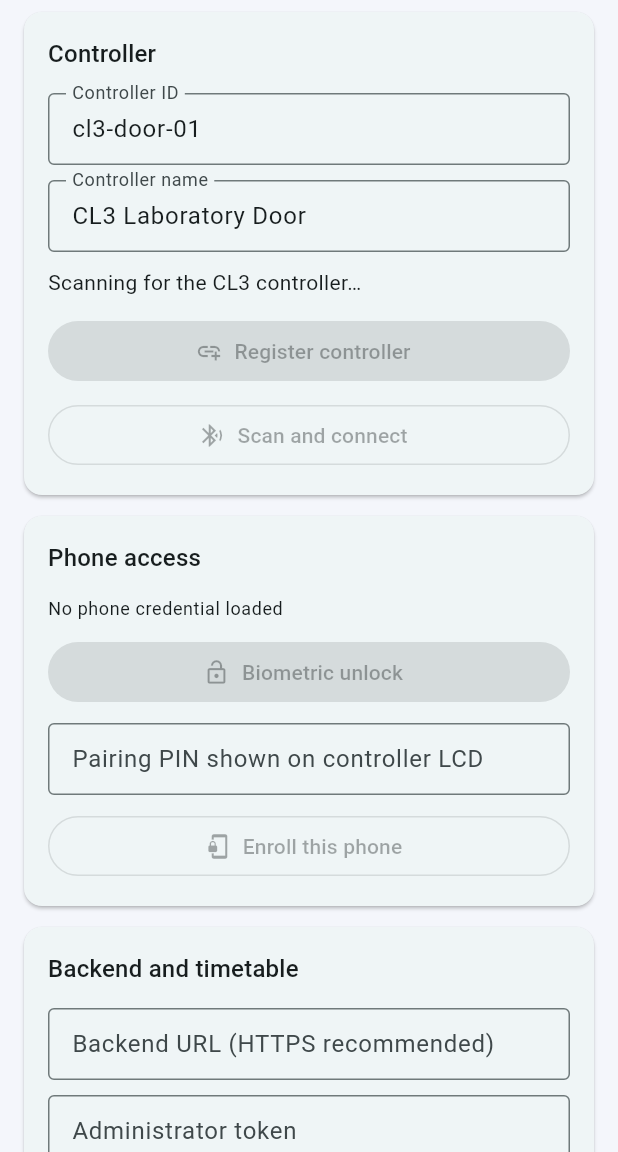
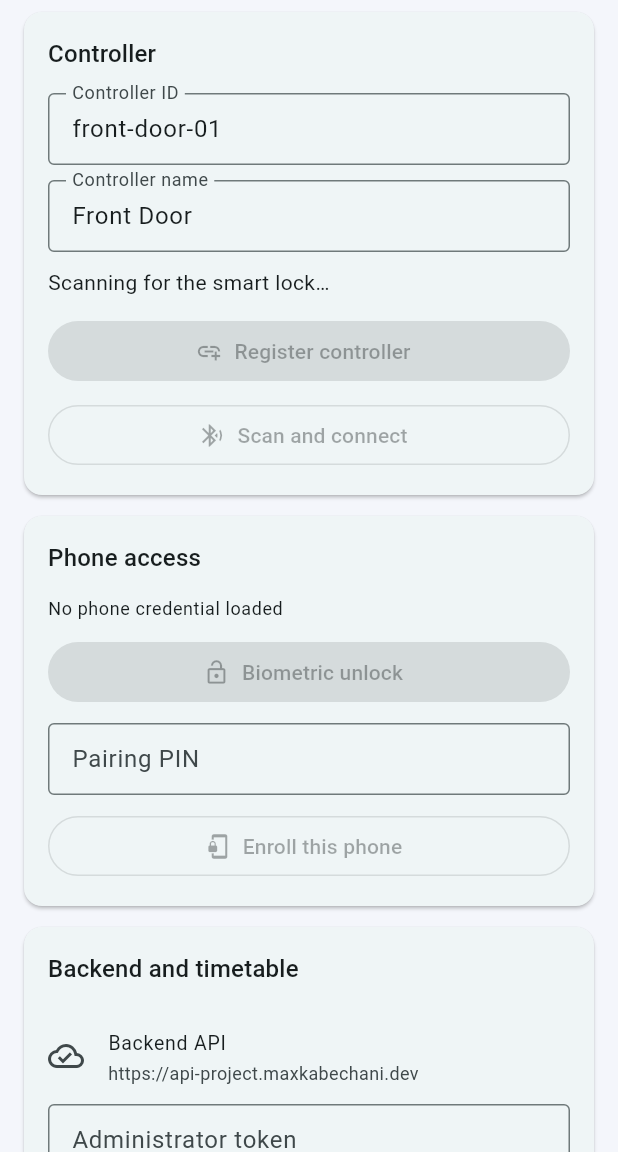
Before and after one commit to maxkabechani/final-year-project, a Flutter app: the screen it shows after launch, after a tap on "Register controller", after a tap on "Scan and connect", on a phone screen of 412 x 824 dp, the part 84-1236 px from its top. Run offline on Flutter 3.47's test engine with Material 3 defaults, Android fonts, the phone set to English and light mode, and no system bars; our stand-ins replace device_info_plus, flutter_blue_plus, flutter_secure_storage, local_auth, permission_handler; missing offline and left inert: cryptography, pointycastle; network calls fail.

Commit message:
Wire Flutter app to deployed Smart Access API

```diff
--- a/mobile/lib/main.dart
+++ b/mobile/lib/main.dart
@@ -12,19 +12,24 @@ import 'package:flutter_secure_storage/flutter_secure_storage.dart';
 import 'package:local_auth/local_auth.dart';
 import 'package:permission_handler/permission_handler.dart';
 
+const apiBaseUrl = String.fromEnvironment(
+  'API_BASE_URL',
+  defaultValue: 'https://api-project.maxkabechani.dev',
+);
+
 void main() {
   WidgetsFlutterBinding.ensureInitialized();
-  runApp(const Cl3AccessApp());
+  runApp(const SmartAccessApp());
 }
 
-class Cl3AccessApp extends StatelessWidget {
-  const Cl3AccessApp({super.key});
+class SmartAccessApp extends StatelessWidget {
+  const SmartAccessApp({super.key});
 
   @override
   Widget build(BuildContext context) {
     const navy = Color(0xff1d285f);
     return MaterialApp(
-      title: 'CL3 Access',
+      title: 'Smart Access',
       debugShowCheckedModeBanner: false,
       theme: ThemeData(
         useMaterial3: true,
@@ -54,10 +59,10 @@ class _AccessHomePageState extends State<AccessHomePage> {
   static const FlutterSecureStorage _secureStorage = FlutterSecureStorage();
   static final LocalAuthentication _localAuth = LocalAuthentication();
 
-  final _apiUrl = TextEditingController();
+  final _apiUrl = TextEditingController(text: apiBaseUrl);
   final _adminToken = TextEditingController();
-  final _deviceId = TextEditingController(text: 'cl3-door-01');
-  final _deviceName = TextEditingController(text: 'CL3 Laboratory Door');
+  final _deviceId = TextEditingController(text: 'front-door-01');
+  final _deviceName = TextEditingController(text: 'Front Door');
   final _userName = TextEditingController(text: 'Student');
   final _pairingPin = TextEditingController();
   final _credentialImport = TextEditingController();
@@ -138,7 +143,7 @@ class _AccessHomePageState extends State<AccessHomePage> {
           _deviceId.text = deviceId;
           await Clipboard.setData(ClipboardData(text: token));
           _setStatus(
-            'Controller registered. Device token copied; add it to firmware/include/cl3_local_config.h.',
+            'Controller registered. Device token copied; add it to firmware/include/smart_lock_local_config.h.',
           );
         },
       );
@@ -186,7 +191,7 @@ class _AccessHomePageState extends State<AccessHomePage> {
       );
 
   String _credentialStorageKey(String deviceId) =>
-      'cl3.credential.$deviceId';
+      'smart-access.credential.$deviceId';
 
   Future<Map<String, dynamic>> _loadCredential() async {
     final deviceId = _deviceId.text.trim();
@@ -269,13 +274,13 @@ class _AccessHomePageState extends State<AccessHomePage> {
   }
 
   Future<void> _scanAndConnect() => _runBusy(
-        'Scanning for the CL3 controller…',
+        'Scanning for the smart lock…',
         () async {
           await _requestBlePermissions();
           if (!await FlutterBluePlus.isSupported) {
             throw const FormatException('Bluetooth LE is not supported here.');
           }
-          final targetName = 'CL3-${_deviceId.text.trim()}';
+          final targetName = 'LOCK-${_deviceId.text.trim()}';
           final found = Completer<ScanResult>();
           await _scanSubscription?.cancel();
           _scanSubscription = FlutterBluePlus.scanResults.listen((results) {
@@ -613,7 +618,7 @@ class _AccessHomePageState extends State<AccessHomePage> {
               const SizedBox(height: 10),
               _field(
                 _pairingPin,
-                'Pairing PIN shown on controller LCD',
+                'Pairing PIN',
                 keyboardType: TextInputType.number,
               ),
               OutlinedButton.icon(
@@ -623,17 +628,19 @@ class _AccessHomePageState extends State<AccessHomePage> {
               ),
             ]),
             _section('Backend and timetable', <Widget>[
-              _field(
-                _apiUrl,
-                'Backend URL (HTTPS recommended)',
-                keyboardType: TextInputType.url,
+              ListTile(
+                contentPadding: EdgeInsets.zero,
+                leading: const Icon(Icons.cloud_done_outlined),
+                title: const Text('Backend API'),
+                subtitle: Text(apiBaseUrl),
+                dense: true,
               ),
               _field(
                 _adminToken,
                 'Administrator token',
                 obscure: true,
               ),
-              _field(_userName, 'Student name'),
+              _field(_userName, 'Person name'),
               Text(
                 'Allowed weekdays (Africa/Lusaka)',
                 style: Theme.of(context).textTheme.bodyMedium,
```
